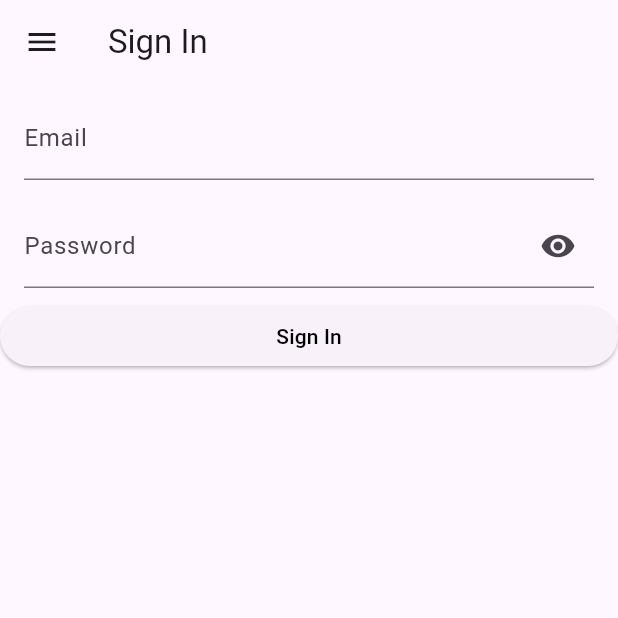
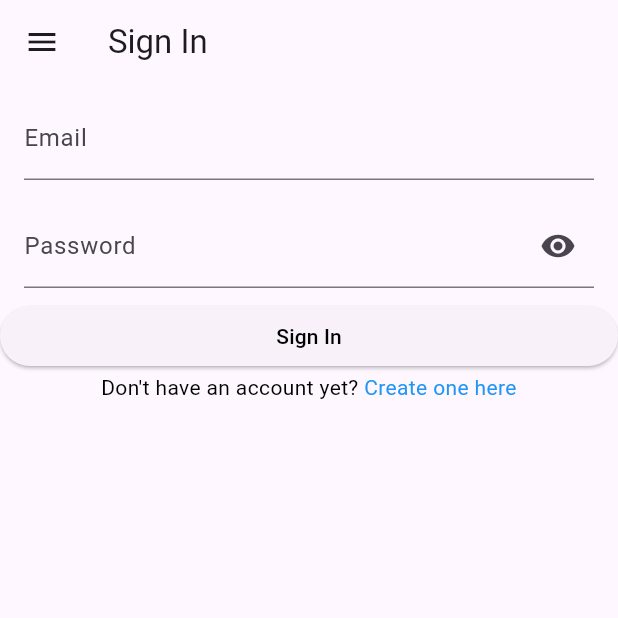
Before and after one commit to HappyUnknown/ai-psychology-aid-app-project, a Flutter app: the screen it shows after launch, on a phone screen of 412 x 824 dp, the top half of it. Run offline on Flutter 3.47's test engine with Material 3 defaults, Android fonts, the light colour scheme and no system bars; our stand-ins replace cloud_firestore, firebase_auth, firebase_core, flutter_markdown, flutter_riverpod, font_awesome_flutter and 2 more; accounts and stored records are empty; generated files the repository leaves out were written again.

Commit message:
feat: basic user create account page

```diff
--- a/mobile/lib/routes/app_router.dart
+++ b/mobile/lib/routes/app_router.dart
@@ -1,6 +1,7 @@
 import 'package:go_router/go_router.dart';
 import 'package:mental_health_app/chatbot/chatbot_page.dart';
 import 'package:mental_health_app/routes/auth_wrapper.dart';
+import 'package:mental_health_app/signin/create_account_page.dart';
 import 'package:mental_health_app/signin/sign_in_page.dart';
 import 'package:mental_health_app/support/support_page.dart';
 import 'package:mental_health_app/theory/theory_page.dart';
@@ -11,6 +12,7 @@ enum AppRoutes {
   chatbot,
   support,
   signin,
+  createAccount,
 }
 
 final GoRouter router = GoRouter(
@@ -36,5 +38,10 @@ final GoRouter router = GoRouter(
       name: AppRoutes.signin.name,
       builder: (context, state) => const SignInPage(),
     ),
+    GoRoute(
+      path: '/createAccountName',
+      name: AppRoutes.createAccount.name,
+      builder: (context, state) => CreateAccountPage(),
+    ),
   ],
 );
--- a/mobile/lib/routes/auth_wrapper.dart
+++ b/mobile/lib/routes/auth_wrapper.dart
@@ -14,8 +14,8 @@ class AuthWrapper extends ConsumerStatefulWidget {
 class _AuthWrapperState extends ConsumerState<AuthWrapper> {
   @override
   Widget build(BuildContext context) {
-    return ref.watch(isSignedInProvider).when(
-        data: (flag) => flag ? widget.page : const SignInPage(),
+    return ref.watch(authProvider).when(
+        data: (user) => user!= null ? widget.page : const SignInPage(),
         error: (error, stack) => Text("there has been an error$error $stack"),
         loading: () => const CircularProgressIndicator());
   }
--- a/mobile/lib/signin/sign_in_page.dart
+++ b/mobile/lib/signin/sign_in_page.dart
@@ -1,6 +1,9 @@
+import 'package:flutter/gestures.dart';
 import 'package:flutter/material.dart';
 import 'package:flutter_riverpod/flutter_riverpod.dart';
+import 'package:go_router/go_router.dart';
 import 'package:mental_health_app/app_drawer.dart';
+import 'package:mental_health_app/routes/app_router.dart';
 import 'package:mental_health_app/services/auth_service.dart';
 
 class SignInPage extends ConsumerStatefulWidget {
@@ -32,8 +35,10 @@ class _SignInPageState extends ConsumerState<SignInPage> {
 
   @override
   Widget build(BuildContext context) {
-    final isSignedIn = ref.watch(isSignedInProvider).when(
-        data: (flag) => flag, error: (_, __) => false, loading: () => false);
+    final isSignedIn = ref.watch(authProvider).when(
+        data: (flag) => flag != null,
+        error: (_, __) => false,
+        loading: () => false);
 
     late List<Widget> listView;
 
@@ -66,6 +71,35 @@ class _SignInPageState extends ConsumerState<SignInPage> {
           },
           child: const Text("Sign In", style: TextStyle(color: Colors.black)),
         ),
+        Text.rich(
+          textAlign: TextAlign.center,
+          TextSpan(
+            text: "Don't have an account yet?",
+            children: [
+              TextSpan(
+                text: " Create one here",
+                style: TextStyle(color: Colors.blue),
+                recognizer: TapGestureRecognizer()
+                  ..onTap = () {
+                    print('creating a new account');
+                    // find a new option
+                    context.pushNamed(AppRoutes.createAccount.name);
+                  },
+              )
+            ],
+            style: TextStyle(color: Colors.black),
+          ),
+        ),
+        // TODO forgot password option
+
+        // TextButton(
+        //   onPressed: () {
+        //     ref.read(authProvider.notifier).login(
+        //         name: _emailController.text,
+        //         password: _passwordController.text);
+        //   },
+        //   child: ),
+        // ),
       ];
     }
 
@@ -85,10 +119,12 @@ class _SignInPageState extends ConsumerState<SignInPage> {
 class PasswordTextField extends StatefulWidget {
   const PasswordTextField({
     super.key,
+    this.labelText = "Password",
     required TextEditingController passwordController,
   }) : _passwordController = passwordController;
 
   final TextEditingController _passwordController;
+  final String labelText;
 
   @override
   State<PasswordTextField> createState() => _PasswordTextFieldState();
@@ -103,7 +139,7 @@ class _PasswordTextFieldState extends State<PasswordTextField> {
       obscureText: !_passwordVisible,
       controller: widget._passwordController,
       decoration: InputDecoration(
-          labelText: "Password",
+          labelText: widget.labelText,
           suffixIcon: IconButton(
             icon: Icon(
                 _passwordVisible ? Icons.visibility_off : Icons.visibility),
--- a/mobile/pubspec.yaml
+++ b/mobile/pubspec.yaml
@@ -47,6 +47,7 @@ dependencies:
   envied: ^1.0.0
   flutter_localization: ^0.3.0
   json_annotation: ^4.9.0
+  cloud_firestore: ^5.6.1
 
 dev_dependencies:
   flutter_test:
```
Also changed, not shown: mobile/lib/services/auth_service.dart (+37 -8 lines), mobile/lib/signin/create_account_model.dart (added, +45 -0 lines), mobile/lib/signin/create_account_page.dart (added, +95 -0 lines), mobile/pubspec.lock, 4 other files.
